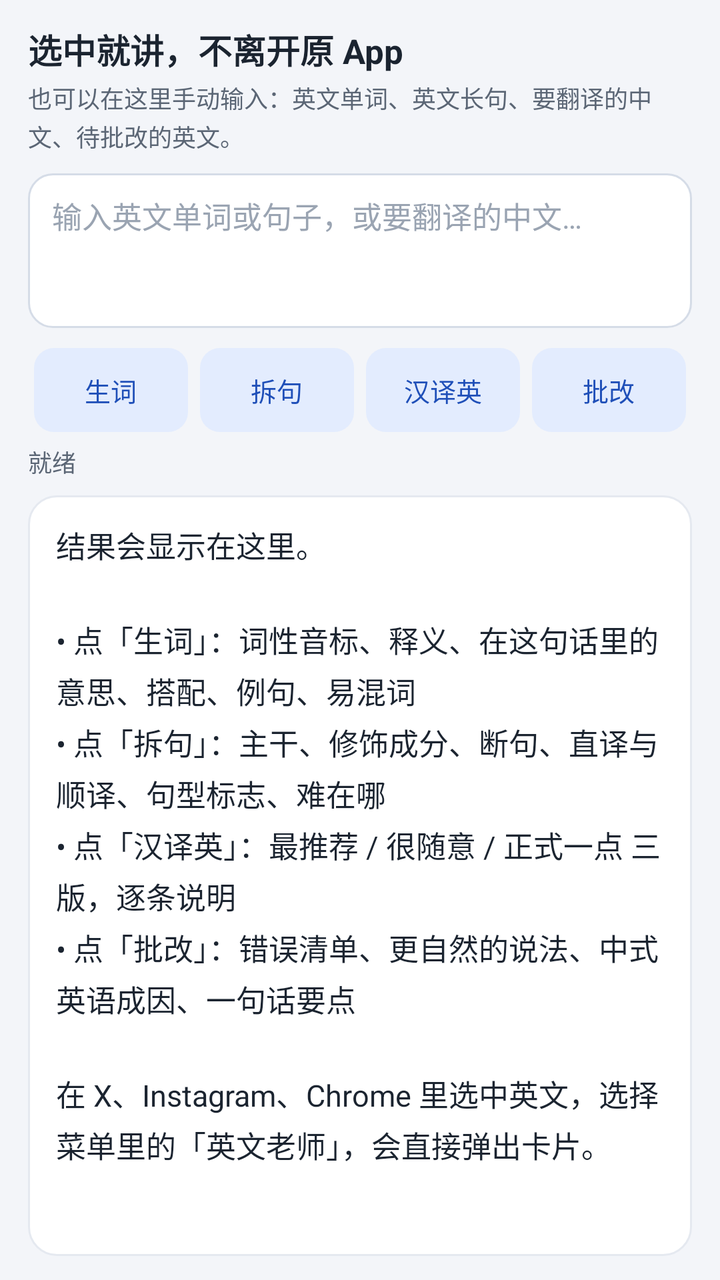
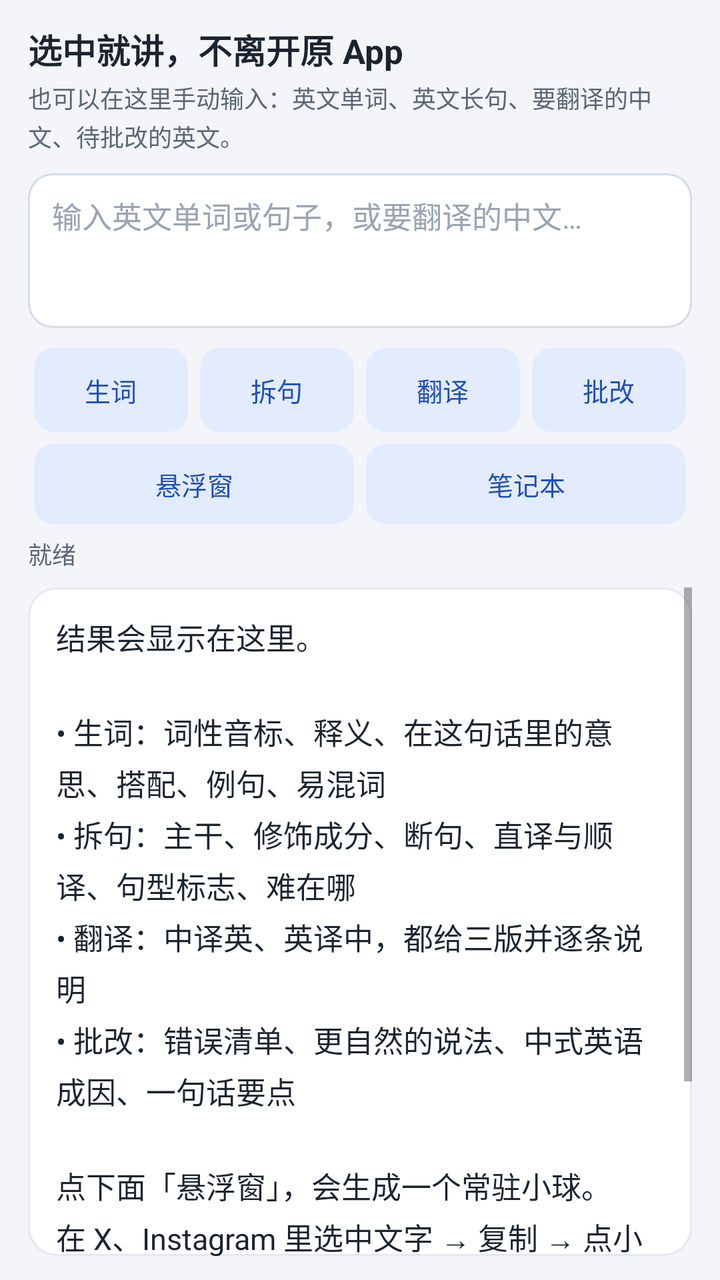

Screens rendered from an Android XML layout before and after an edit, with the pre-edit source and the edit as a unified diff.
<!-- AndroidManifest.xml: application theme AppTheme -->
<!-- res/layout/activity_main.xml -->
<?xml version="1.0" encoding="utf-8"?>
<LinearLayout xmlns:android="http://schemas.android.com/apk/res/android"
    android:layout_width="match_parent"
    android:layout_height="match_parent"
    android:background="@color/page_bg"
    android:orientation="vertical"
    android:paddingStart="14dp"
    android:paddingTop="12dp"
    android:paddingEnd="14dp"
    android:paddingBottom="12dp">

    <TextView
        android:layout_width="wrap_content"
        android:layout_height="wrap_content"
        android:text="@string/main_headline"
        android:textColor="@color/text_primary"
        android:textSize="17sp"
        android:textStyle="bold" />

    <TextView
        android:layout_width="match_parent"
        android:layout_height="wrap_content"
        android:layout_marginTop="3dp"
        android:lineSpacingExtra="2dp"
        android:text="@string/main_subtitle"
        android:textColor="@color/text_secondary"
        android:textSize="12sp" />

    <EditText
        android:id="@+id/input"
        style="@style/InputEditText"
        android:layout_width="match_parent"
        android:layout_height="wrap_content"
        android:layout_marginTop="10dp"
        android:gravity="top|start"
        android:hint="@string/input_hint"
        android:importantForAutofill="no"
        android:inputType="textMultiLine|textCapSentences"
        android:maxLines="6"
        android:minLines="3" />

    <LinearLayout
        android:layout_width="match_parent"
        android:layout_height="wrap_content"
        android:layout_marginTop="10dp"
        android:orientation="horizontal">

        <Button
            android:id="@+id/btnWord"
            style="@style/ChipButton"
            android:layout_width="0dp"
            android:layout_height="42dp"
            android:layout_weight="1"
            android:text="@string/btn_word" />

        <Button
            android:id="@+id/btnSentence"
            style="@style/ChipButton"
            android:layout_width="0dp"
            android:layout_height="42dp"
            android:layout_weight="1"
            android:text="@string/btn_sentence" />

        <Button
            android:id="@+id/btnTranslate"
            style="@style/ChipButton"
            android:layout_width="0dp"
            android:layout_height="42dp"
            android:layout_weight="1"
            android:text="@string/btn_translate" />

        <Button
            android:id="@+id/btnPolish"
            style="@style/ChipButton"
            android:layout_width="0dp"
            android:layout_height="42dp"
            android:layout_weight="1"
            android:text="@string/btn_polish" />
    </LinearLayout>

    <LinearLayout
        android:layout_width="match_parent"
        android:layout_height="wrap_content"
        android:layout_marginTop="6dp"
        android:gravity="center_vertical"
        android:orientation="horizontal">

        <TextView
            android:id="@+id/status"
            android:layout_width="0dp"
            android:layout_height="wrap_content"
            android:layout_weight="1"
            android:text="@string/status_ready"
            android:textColor="@color/text_secondary"
            android:textSize="12sp" />

        <Button
            android:id="@+id/btnStop"
            style="@style/FlatButton"
            android:text="@string/action_stop"
            android:textColor="@color/danger"
            android:visibility="gone" />
    </LinearLayout>

    <ScrollView
        android:id="@+id/resultScroll"
        android:layout_width="match_parent"
        android:layout_height="0dp"
        android:layout_marginTop="8dp"
        android:layout_weight="1"
        android:background="@drawable/bg_card"
        android:fillViewport="true"
        android:scrollbarStyle="insideOverlay">

        <TextView
            android:id="@+id/result"
            android:layout_width="match_parent"
            android:layout_height="wrap_content"
            android:lineSpacingExtra="4dp"
            android:padding="14dp"
            android:text="@string/result_placeholder"
            android:textColor="@color/text_primary"
            android:textSize="15sp" />
    </ScrollView>

</LinearLayout>
<!-- resources referenced by this layout -->
<resources>
  <color name="danger">#C0392B</color>
  <color name="page_bg">#F3F5F9</color>
  <color name="text_primary">#1B2430</color>
  <color name="text_secondary">#5B6675</color>
  <!-- drawable bg_card (drawable) -->
  <?xml version="1.0" encoding="utf-8"?>
  <shape xmlns:android="http://schemas.android.com/apk/res/android"
      android:shape="rectangle">
      <solid android:color="@color/surface" />
      <corners android:radius="14dp" />
      <stroke
          android:width="1dp"
          android:color="@color/divider" />
  </shape>
  <string name="action_stop">停止</string>
  <string name="btn_polish">批改</string>
  <string name="btn_sentence">拆句</string>
  <string name="btn_translate">汉译英</string>
  <string name="btn_word">生词</string>
  <string name="input_hint">输入英文单词或句子，或要翻译的中文…</string>
  <string name="main_headline">选中就讲，不离开原 App</string>
  <string name="main_subtitle">也可以在这里手动输入：英文单词、英文长句、要翻译的中文、待批改的英文。</string>
  <string name="result_placeholder">结果会显示在这里。\n\n• 点「生词」：词性音标、释义、在这句话里的意思、搭配、例句、易混词\n• 点「拆句」：主干、修饰成分、断句、直译与顺译、句型标志、难在哪\n• 点「汉译英」：最推荐 / 很随意 / 正式一点 三版，逐条说明\n• 点「批改」：错误清单、更自然的说法、中式英语成因、一句话要点\n\n在 X、Instagram、Chrome 里选中英文，选择菜单里的「英文老师」，会直接弹出卡片。</string>
  <string name="status_ready">就绪</string>
  <style name="FlatButton" parent="@android:style/Widget.Material.Button.Borderless">
          <item name="android:layout_width">wrap_content</item>
          <item name="android:layout_height">wrap_content</item>
          <item name="android:minWidth">0dp</item>
          <item name="android:paddingLeft">12dp</item>
          <item name="android:paddingRight">12dp</item>
          <item name="android:textAllCaps">false</item>
          <item name="android:textColor">@color/accent</item>
          <item name="android:textSize">14sp</item>
      </style>
  <style name="InputEditText" parent="@android:style/Widget.Material.EditText">
          <item name="android:background">@drawable/bg_input</item>
          <item name="android:paddingLeft">12dp</item>
          <item name="android:paddingRight">12dp</item>
          <item name="android:paddingTop">10dp</item>
          <item name="android:paddingBottom">10dp</item>
          <item name="android:textSize">15sp</item>
          <item name="android:textColor">@color/text_primary</item>
          <item name="android:textColorHint">@color/text_hint</item>
      </style>
  <style name="AppTheme" parent="@android:style/Theme.Material.Light.DarkActionBar">
          <item name="android:colorPrimary">@color/accent</item>
          <item name="android:colorPrimaryDark">@color/accent_dark</item>
          <item name="android:colorAccent">@color/accent</item>
          <item name="android:windowBackground">@color/page_bg</item>
          <item name="android:statusBarColor">@color/accent_dark</item>
      </style>
  <color name="surface">#FFFFFF</color>
  <color name="divider">#E5E9F0</color>
  <color name="chip_text">#1F4FB8</color>
  <color name="accent">#2563EB</color>
  <!-- drawable bg_input (drawable) -->
  <?xml version="1.0" encoding="utf-8"?>
  <shape xmlns:android="http://schemas.android.com/apk/res/android"
      android:shape="rectangle">
      <solid android:color="@color/surface" />
      <corners android:radius="12dp" />
      <stroke
          android:width="1dp"
          android:color="@color/input_stroke" />
  </shape>
  <color name="text_hint">#9AA4B2</color>
  <color name="accent_dark">#1D4ED8</color>
  <color name="accent_pressed">#D2E0FD</color>
  <color name="accent_soft">#E3ECFE</color>
  <color name="input_stroke">#D5DCE7</color>
  <!-- unchanged entries left out for length: 2 -->
</resources>

<!-- the commit's change to res/layout/activity_main.xml (unified diff, before → after) -->
@@ -82,6 +82,29 @@
         android:layout_width="match_parent"
         android:layout_height="wrap_content"
         android:layout_marginTop="6dp"
+        android:orientation="horizontal">
+
+        <Button
+            android:id="@+id/btnFloating"
+            style="@style/ChipButton"
+            android:layout_width="0dp"
+            android:layout_height="40dp"
+            android:layout_weight="1"
+            android:text="@string/btn_floating" />
+
+        <Button
+            android:id="@+id/btnNotes"
+            style="@style/ChipButton"
+            android:layout_width="0dp"
+            android:layout_height="40dp"
+            android:layout_weight="1"
+            android:text="@string/btn_notes" />
+    </LinearLayout>
+
+    <LinearLayout
+        android:layout_width="match_parent"
+        android:layout_height="wrap_content"
+        android:layout_marginTop="6dp"
         android:gravity="center_vertical"
         android:orientation="horizontal">
 
<!-- resource entries referenced after the edit -->
@@ -15,14 +15,16 @@
           android:color="@color/divider" />
   </shape>
   <string name="action_stop">停止</string>
+  <string name="btn_floating">悬浮窗</string>
+  <string name="btn_notes">笔记本</string>
   <string name="btn_polish">批改</string>
   <string name="btn_sentence">拆句</string>
-  <string name="btn_translate">汉译英</string>
+  <string name="btn_translate">翻译</string>
   <string name="btn_word">生词</string>
   <string name="input_hint">输入英文单词或句子，或要翻译的中文…</string>
   <string name="main_headline">选中就讲，不离开原 App</string>
   <string name="main_subtitle">也可以在这里手动输入：英文单词、英文长句、要翻译的中文、待批改的英文。</string>
-  <string name="result_placeholder">结果会显示在这里。\n\n• 点「生词」：词性音标、释义、在这句话里的意思、搭配、例句、易混词\n• 点「拆句」：主干、修饰成分、断句、直译与顺译、句型标志、难在哪\n• 点「汉译英」：最推荐 / 很随意 / 正式一点 三版，逐条说明\n• 点「批改」：错误清单、更自然的说法、中式英语成因、一句话要点\n\n在 X、Instagram、Chrome 里选中英文，选择菜单里的「英文老师」，会直接弹出卡片。</string>
+  <string name="result_placeholder">结果会显示在这里。\n\n• 生词：词性音标、释义、在这句话里的意思、搭配、例句、易混词\n• 拆句：主干、修饰成分、断句、直译与顺译、句型标志、难在哪\n• 翻译：中译英、英译中，都给三版并逐条说明\n• 批改：错误清单、更自然的说法、中式英语成因、一句话要点\n\n点下面「悬浮窗」，会生成一个常驻小球。在 X、Instagram 里选中文字 → 复制 → 点小球，解析面板直接浮在原界面上面，不用切走。\nChrome 等支持系统菜单的 App，也可以选中后从菜单里点「英文老师」。</string>
   <string name="status_ready">就绪</string>
   <style name="FlatButton" parent="@android:style/Widget.Material.Button.Borderless">
           <item name="android:layout_width">wrap_content</item>
